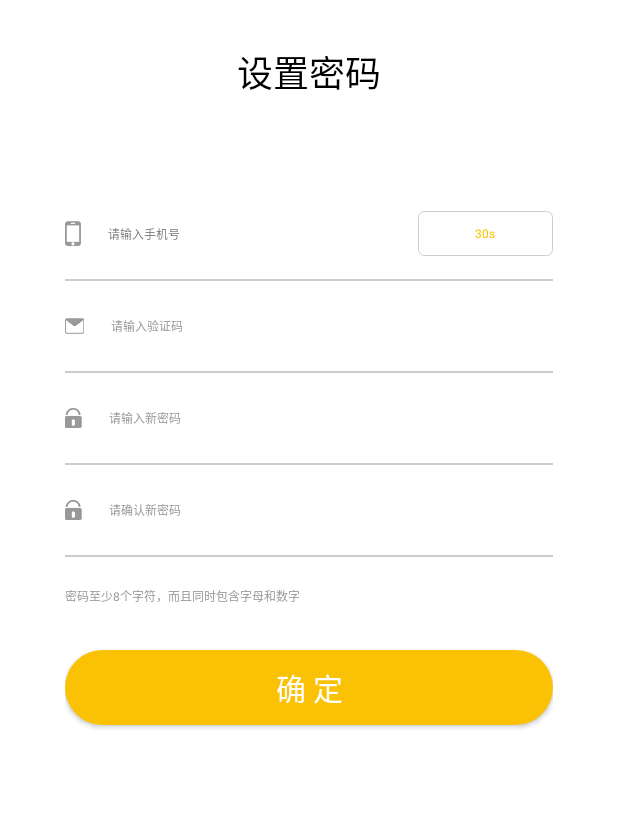
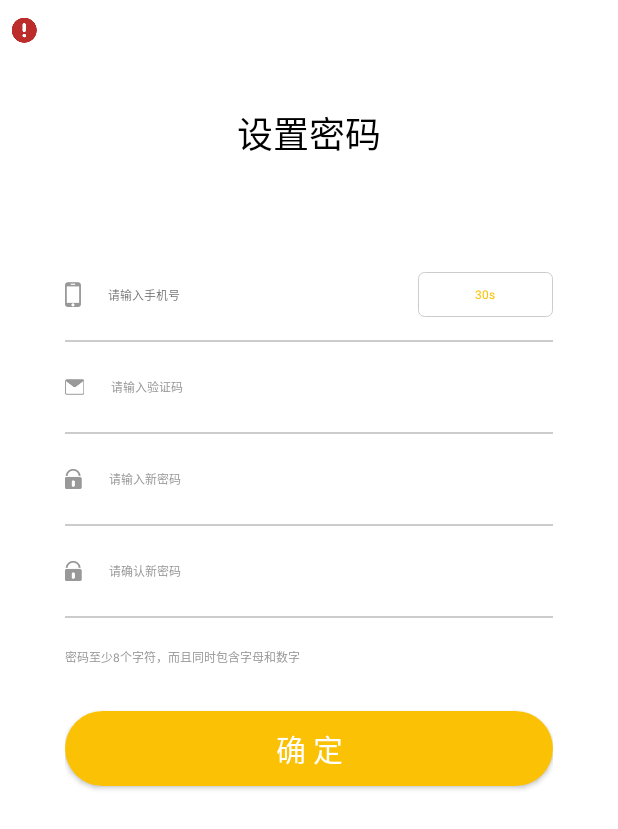
Before and after one commit to StoneInCHN/yxkj-operation-android, an Android app: the layout activity_set_pwd.xml on its own in the app's theme, with its tools: preview values and no code run, on a phone screen of 412 x 824 dp. Shown: the top 829 px of the screen. Run offline under Robolectric (Android 15) with nearby library versions, the phone set to English and light mode, and no system bars.

Commit message:
修改toolbar的一点问题

```diff
--- a/app/src/main/java/com/yxkj/deliveryman/view/RichToolBar.java
+++ b/app/src/main/java/com/yxkj/deliveryman/view/RichToolBar.java
@@ -2,10 +2,15 @@ package com.yxkj.deliveryman.view;
 
 import android.app.Activity;
 import android.content.Context;
+import android.content.res.TypedArray;
+import android.graphics.drawable.Drawable;
+import android.text.TextUtils;
 import android.util.AttributeSet;
 import android.view.LayoutInflater;
 import android.view.View;
+import android.view.ViewGroup;
 import android.widget.ImageView;
+import android.widget.RelativeLayout;
 import android.widget.TextView;
 
 import com.yxkj.deliveryman.R;
@@ -22,7 +27,7 @@ import butterknife.OnClick;
  *  @创建时间:  2017/10/16 11:17
  *  @描述：    统一的toolbar
  */
-public class RichToolBar extends View {
+public class RichToolBar extends RelativeLayout {
     private Context mContext;
     @BindView(R.id.iv_back_toolbar)
     ImageView mIvBack;
@@ -35,13 +40,44 @@ public class RichToolBar extends View {
         super(context, attrs);
         mContext = context;
 
-        initView();
+        initView(attrs);
+
     }
 
 
-    private void initView() {
-        LayoutInflater.from(mContext).inflate(R.layout.layout_toolbar, null);
+    private void initView(AttributeSet attrs) {
+        LayoutInflater.from(mContext).inflate(R.layout.layout_toolbar, this);
         ButterKnife.bind(this);
+
+        TypedArray ta = mContext.obtainStyledAttributes(attrs, R.styleable.RichToolBar);
+        String title = ta.getString(R.styleable.RichToolBar_title_text);
+        String rightText = ta.getString(R.styleable.RichToolBar_right_text);
+        Drawable leftImgSrc = ta.getDrawable(R.styleable.RichToolBar_left_img_src);
+        ta.recycle();
+
+        setTitle(title);
+        setRightText(rightText);
+        setLeftImgSrc(leftImgSrc);
+    }
+
+
+    public void setTitle(String title) {
+        if (!TextUtils.isEmpty(title)) {
+            mTvTitle.setVisibility(VISIBLE);
+            mTvTitle.setText(title);
+        }
+    }
+
+    public void setLeftImgSrc(Drawable drawable) {
+        mIvBack.setVisibility(VISIBLE);
+        mIvBack.setImageDrawable(drawable);
+    }
+
+    public void setRightText(String text) {
+        if (!TextUtils.isEmpty(text)) {
+            mTvRight.setVisibility(VISIBLE);
+            mTvRight.setText(text);
+        }
     }
 
 
@@ -67,4 +103,5 @@ public class RichToolBar extends View {
     protected void onClickRightText() {
 
     }
+
 }
--- a/app/src/main/res/layout/activity_set_pwd.xml
+++ b/app/src/main/res/layout/activity_set_pwd.xml
@@ -7,6 +7,16 @@
              android:background="@color/white"
              android:fitsSystemWindows="true"
              tools:context="com.yxkj.deliveryman.activity.SetPwdActivity">
+
+    <LinearLayout
+        android:layout_width="match_parent"
+        android:layout_height="match_parent"
+        android:orientation="vertical">
+
+        <com.yxkj.deliveryman.view.RichToolBar
+            android:layout_width="match_parent"
+            android:layout_height="wrap_content"
+            app:left_img_src="@mipmap/warning"/>
 
         <LinearLayout
             android:layout_width="match_parent"
@@ -24,7 +34,7 @@
                 android:layout_marginTop="30dp"
                 android:text="设置密码"
                 android:textColor="@color/black"
-            android:textSize="24sp" />
+                android:textSize="24sp"/>
 
             <LinearLayout
                 android:layout_width="match_parent"
@@ -41,7 +51,7 @@
                     android:hint="请输入手机号"
                     android:inputType="phone"
                     android:textColor="@color/black"
-                android:textSize="@dimen/sp_14" />
+                    android:textSize="@dimen/sp_14"/>
 
                 <TextView
                     android:id="@+id/tv_timecounter"
@@ -51,11 +61,11 @@
                     android:gravity="center"
                     android:text="30s"
                     android:textColor="@color/orange_text"
-                android:textSize="@dimen/sp_12" />
+                    android:textSize="@dimen/sp_12"/>
 
             </LinearLayout>
 
-        <View style="@style/line_horizontal" />
+            <View style="@style/line_horizontal"/>
 
             <EditText
                 style="@style/et_normal"
@@ -64,9 +74,9 @@
                 android:drawablePadding="@dimen/drawablepadding_18dp"
                 android:hint="请输入验证码"
                 android:inputType="number"
-            android:maxLength="6" />
+                android:maxLength="6"/>
 
-        <View style="@style/line_horizontal" />
+            <View style="@style/line_horizontal"/>
 
             <EditText
                 android:id="@+id/et_sure_pwd"
@@ -75,9 +85,9 @@
                 android:drawableLeft="@mipmap/password"
                 android:drawablePadding="@dimen/drawablepadding_18dp"
                 android:hint="请输入新密码"
-            android:inputType="textPassword" />
+                android:inputType="textPassword"/>
 
-        <View style="@style/line_horizontal" />
+            <View style="@style/line_horizontal"/>
 
             <EditText
                 android:id="@+id/et_new_pwd"
@@ -86,9 +96,9 @@
                 android:drawableLeft="@mipmap/password"
                 android:drawablePadding="@dimen/drawablepadding_18dp"
                 android:hint="请确认新密码"
-            android:inputType="textPassword" />
+                android:inputType="textPassword"/>
 
-        <View style="@style/line_horizontal" />
+            <View style="@style/line_horizontal"/>
 
             <TextView
                 android:layout_width="match_parent"
@@ -96,7 +106,7 @@
                 android:layout_marginTop="20dp"
                 android:text="密码至少8个字符，而且同时包含字母和数字"
                 android:textColor="@color/gray_text_tip"
-            android:textSize="@dimen/sp_12" />
+                android:textSize="@dimen/sp_12"/>
 
             <Button
                 android:id="@+id/bt_login"
@@ -105,8 +115,10 @@
                 android:layout_marginTop="30dp"
                 android:background="@drawable/btn_login_bg"
                 android:text="确 定"
-            android:textSize="@dimen/sp_20"
-            android:textColor="@color/white" />
+                android:textColor="@color/white"
+                android:textSize="@dimen/sp_20"/>
+
+        </LinearLayout>
 
     </LinearLayout>
 
--- a/app/src/main/res/layout/layout_toolbar.xml
+++ b/app/src/main/res/layout/layout_toolbar.xml
@@ -1,8 +1,8 @@
 <?xml version="1.0" encoding="utf-8"?>
 <RelativeLayout xmlns:android="http://schemas.android.com/apk/res/android"
+                xmlns:tools="http://schemas.android.com/tools"
                 android:layout_width="match_parent"
                 android:layout_height="wrap_content"
-    android:background="@color/colorAccent"
                 android:paddingBottom="12dp"
                 android:paddingLeft="8dp"
                 android:paddingRight="8dp"
@@ -12,21 +12,26 @@
         android:id="@+id/iv_back_toolbar"
         android:layout_width="wrap_content"
         android:layout_height="wrap_content"
-        android:src="@mipmap/phone" />
+        android:visibility="gone"
+        tools:src="@mipmap/phone"
+        tools:visibility="visible"/>
 
     <TextView
         android:id="@+id/tv_title_toolbar"
         android:layout_width="wrap_content"
         android:layout_height="wrap_content"
         android:layout_centerHorizontal="true"
-        android:text="title" />
+        android:visibility="gone"
+        tools:text="title"
+        tools:visibility="visible"/>
 
     <TextView
         android:id="@+id/tv_right_toolbar"
         android:layout_width="wrap_content"
         android:layout_height="wrap_content"
         android:layout_alignParentRight="true"
-        android:text="右按键" />
-
+        android:visibility="gone"
+        tools:text="右按键"
+        tools:visibility="visible"/>
 
 </RelativeLayout>
```
Also changed, not shown: app/src/main/res/layout/activity_login.xml (+10 -10 lines), app/src/main/res/values/attrs.xml (added, +9 -0 lines). Lines whose indentation alone changed are shown as unchanged.
